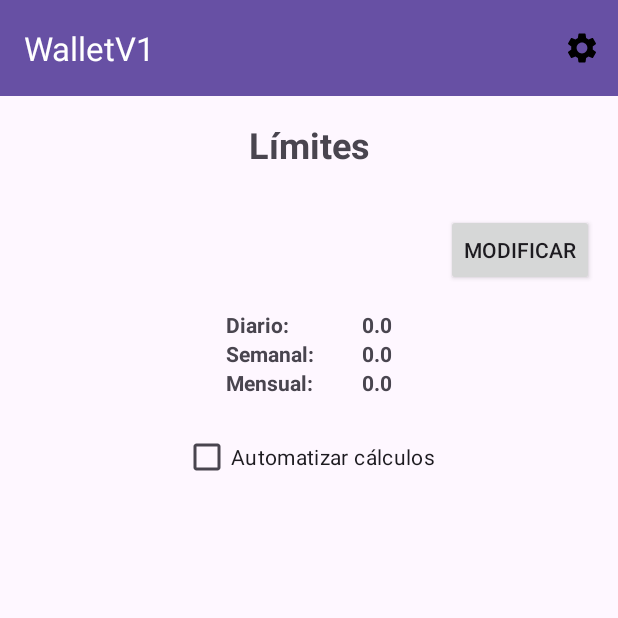
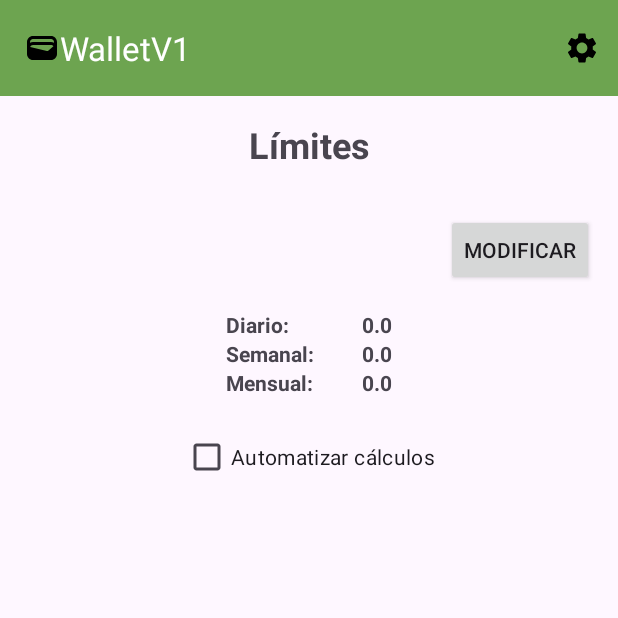
Before and after one commit to EnriqueFerrerMelian/WalletV1, an Android app: the fragment SettingsFragment placed in its activity, on a phone screen of 412 x 824 dp, the top half of it. Run offline under Robolectric (Android 15) with nearby library versions, the phone set to English and light mode, and no system bars; our stand-ins replace Room's generated code.

Commit message:
fixed bugs on autocal functions

```diff
--- /dev/null
+++ b/app/src/main/res/drawable/baseline_wallet_24.xml
@@ -0,0 +1,5 @@
+<vector xmlns:android="http://schemas.android.com/apk/res/android" android:height="24dp" android:tint="#000000" android:viewportHeight="24" android:viewportWidth="24" android:width="24dp">
+
+    <path android:fillColor="@android:color/white" android:pathData="M18,4H6C3.79,4 2,5.79 2,8v8c0,2.21 1.79,4 4,4h12c2.21,0 4,-1.79 4,-4V8C22,5.79 20.21,4 18,4zM16.14,13.77c-0.24,0.2 -0.57,0.28 -0.88,0.2L4.15,11.25C4.45,10.52 5.16,10 6,10h12c0.67,0 1.26,0.34 1.63,0.84L16.14,13.77zM6,6h12c1.1,0 2,0.9 2,2v0.55C19.41,8.21 18.73,8 18,8H6C5.27,8 4.59,8.21 4,8.55V8C4,6.9 4.9,6 6,6z"/>
+
+</vector>
--- a/app/src/main/res/layout/activity_main.xml
+++ b/app/src/main/res/layout/activity_main.xml
@@ -18,9 +18,11 @@
             android:id="@+id/toolbar"
             android:layout_width="match_parent"
             android:layout_height="?attr/actionBarSize"
-            android:background="?attr/colorPrimary"
+            android:background="#6DA450"
             android:elevation="4dp"
-            android:theme="@style/ThemeOverlay.AppCompat.Dark.ActionBar" />
+            app:logo="@drawable/baseline_wallet_24"
+            android:theme="@style/ThemeOverlay.AppCompat.Dark.ActionBar" >
+        </androidx.appcompat.widget.Toolbar>
 
     </com.google.android.material.appbar.AppBarLayout>
 
--- a/app/src/main/res/values/themes.xml
+++ b/app/src/main/res/values/themes.xml
@@ -3,6 +3,9 @@
     <style name="Base.Theme.WalletV1" parent="Theme.Material3.DayNight.NoActionBar">
         <!-- Customize your light theme here. -->
         <!-- <item name="colorPrimary">@color/my_light_primary</item> -->
+        <item name="windowNoTitle">true</item>
+        <item name="windowActionBar">false</item>
+
     </style>
 
     <style name="Theme.WalletV1" parent="Base.Theme.WalletV1" />
```
Also changed, not shown: app/src/main/java/com/example/walletv1/ui/fragments/SettingsFragment.java (+21 -3 lines), app/src/main/java/com/example/walletv1/ui/fragments/WalletFragment.java (+17 -13 lines).
